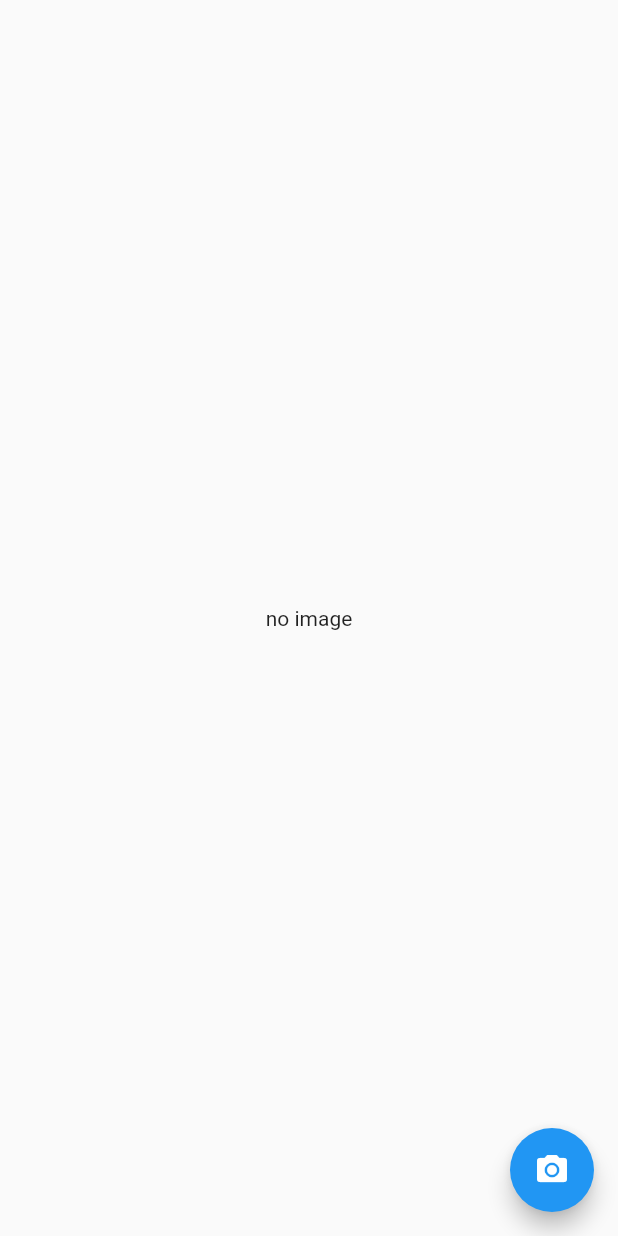
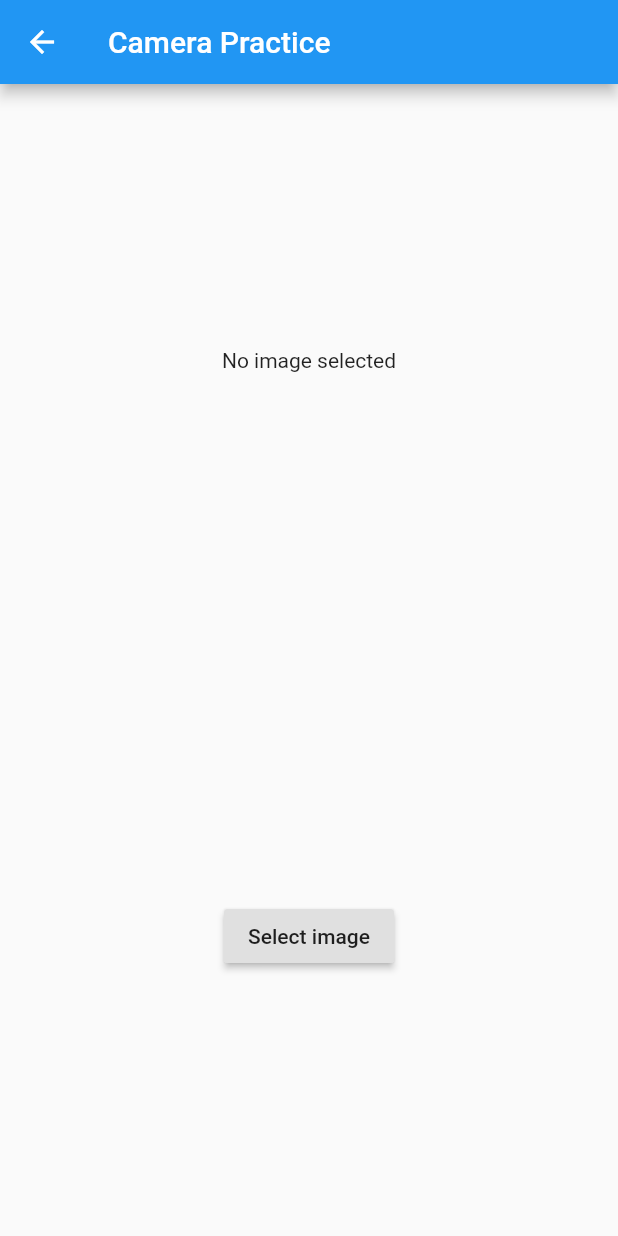
Before and after one commit to araboy24/memory, a Flutter app: the screen it shows once a user with an empty profile is signed in, after a tap on "Go to Camera Practice", on a phone screen of 412 x 824 dp. Run offline on Flutter 3.47's test engine with Material 2 defaults, Android fonts, the phone set to English and light mode, and no system bars; our stand-ins replace cloud_firestore, firebase_auth, firebase_core, flutter_spinkit, google_sign_in, image_picker; accounts and stored records are empty.

```diff
--- a/lib/home.dart
+++ b/lib/home.dart
@@ -155,7 +155,7 @@ class _HomeState extends State<Home> {
               onTap: () {
                 Navigator.push(context,
                     MaterialPageRoute(
-                      builder: (BuildContext context) => CameraPractice2(),
+                      builder: (BuildContext context) => CameraPractice(),
                     ));
               },
               child: Container(
```
Also changed, not shown: 1 other file.
